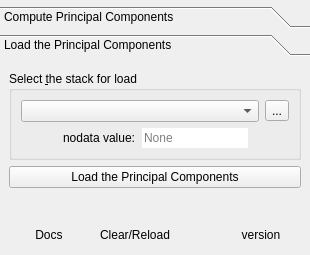
This is ui/pca4cd_dialog.ui in SMByC/PCA4CD as Qt 5 draws it before an edit. The edited form follows.
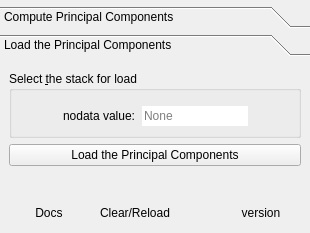
This is the edited form. The open tabs and pages were chosen to show the change. Icons and pictures are not drawn. Custom widgets are drawn as their Qt base class.

Commit message: Refactoring the file widget for the load component section using QgsFileWidget, fixes the nodata set

Patch:
```diff
--- a/ui/pca4cd_dialog.ui
+++ b/ui/pca4cd_dialog.ui
@@ -510,47 +510,16 @@
               <number>0</number>
              </property>
              <item>
-              <widget class="QWidget" name="widget_8" native="true">
-               <layout class="QHBoxLayout" name="horizontalLayout_7">
-                <property name="leftMargin">
-                 <number>0</number>
-                </property>
-                <property name="topMargin">
-                 <number>0</number>
-                </property>
-                <property name="rightMargin">
-                 <number>0</number>
-                </property>
-                <property name="bottomMargin">
-                 <number>0</number>
-                </property>
-                <item>
-                 <widget class="QgsMapLayerComboBox" name="QCBox_LoadStackPCA">
-                  <property name="sizePolicy">
-                   <sizepolicy hsizetype="Expanding" vsizetype="Fixed">
-                    <horstretch>0</horstretch>
-                    <verstretch>0</verstretch>
-                   </sizepolicy>
-                  </property>
-                  <property name="focusPolicy">
-                   <enum>Qt::StrongFocus</enum>
-                  </property>
-                  <property name="frame">
-                   <bool>true</bool>
-                  </property>
-                  <property name="allowEmptyLayer">
-                   <bool>true</bool>
-                  </property>
-                 </widget>
-                </item>
-                <item>
-                 <widget class="QToolButton" name="QPBtn_browsePCA">
-                  <property name="text">
-                   <string>...</string>
-                  </property>
-                 </widget>
-                </item>
-               </layout>
+              <widget class="QgsFileWidget" name="QgsFile_LoadStackPCA">
+               <property name="toolTip">
+                <string>Load the stack of the principal components externally</string>
+               </property>
+               <property name="dialogTitle">
+                <string>Select the stack file of the principal components</string>
+               </property>
+               <property name="filter">
+                <string>Raster files (*.tif *.img);;All files (*.*)</string>
+               </property>
               </widget>
              </item>
              <item>
@@ -775,6 +744,11 @@
   </layout>
  </widget>
  <customwidgets>
+  <customwidget>
+   <class>QgsFileWidget</class>
+   <extends>QWidget</extends>
+   <header>qgis.gui</header>
+  </customwidget>
   <customwidget>
    <class>QgsMapLayerComboBox</class>
    <extends>QComboBox</extends>
```
Left out of the diff: 5 changed lines with no effect on the pictures. The commit also changes 1 other file.
